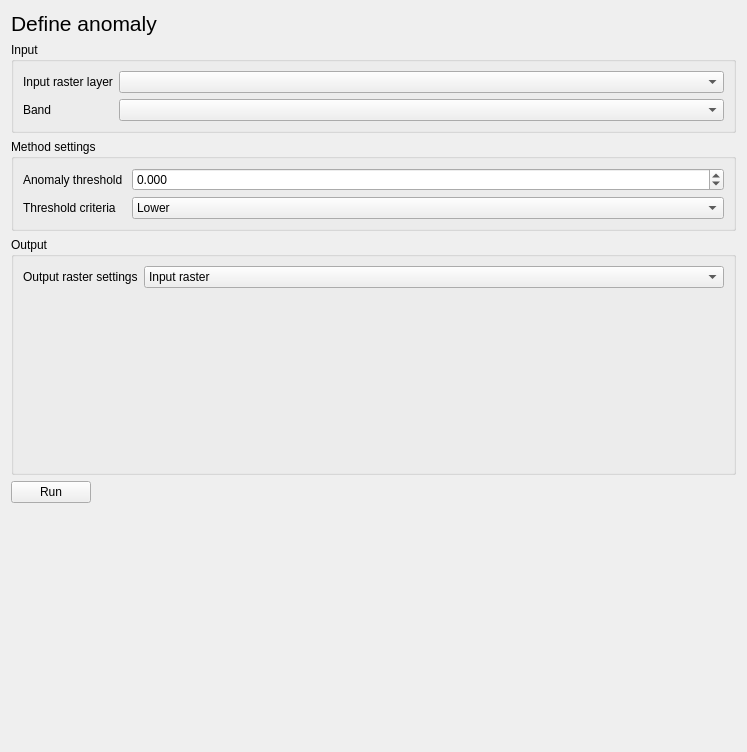
Before: the Qt Designer form eis_qgis_plugin/resources/ui/mineral_proxies/proxy_workflow3_define_anomaly.ui in GispoCoding/eis_qgis_plugin, drawn with Qt 5.
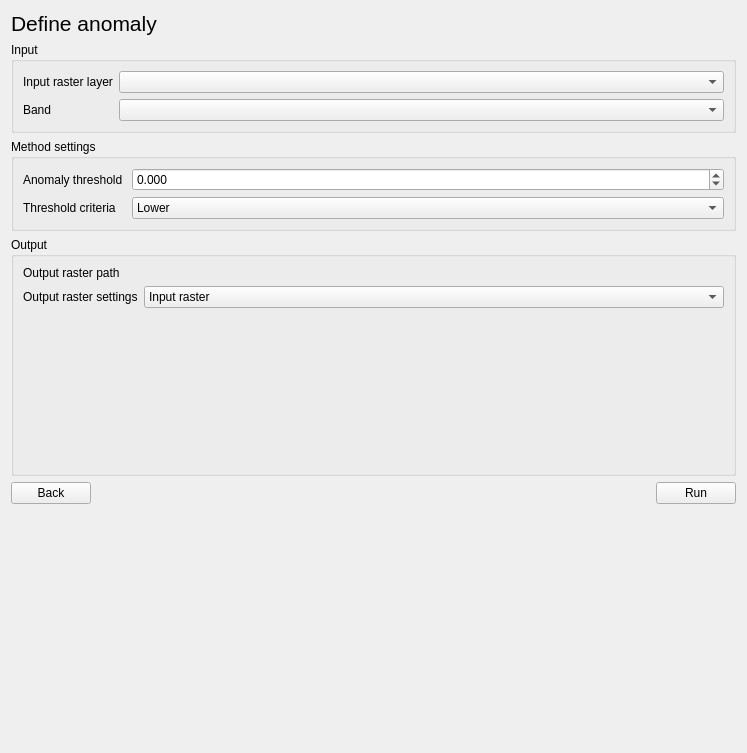
After: the same form once the commit is applied. Custom widgets are drawn as their Qt base class.

Commit message: Change keywords to category, change geochem color to green, add back button to proxy creation, link proxy view and preparation to the Wizard UI

```diff
--- a/eis_qgis_plugin/resources/ui/mineral_proxies/proxy_workflow3_define_anomaly.ui
+++ b/eis_qgis_plugin/resources/ui/mineral_proxies/proxy_workflow3_define_anomaly.ui
@@ -7,7 +7,7 @@
     <x>0</x>
     <y>0</y>
     <width>747</width>
-    <height>752</height>
+    <height>753</height>
    </rect>
   </property>
   <property name="windowTitle">
@@ -123,14 +123,14 @@
      <layout class="QVBoxLayout" name="verticalLayout_3">
       <item>
        <layout class="QFormLayout" name="output_raster_settings_layout">
-        <item row="0" column="0">
+        <item row="1" column="0">
          <widget class="QLabel" name="output_raster_settings_label">
           <property name="text">
            <string>Output raster settings</string>
           </property>
          </widget>
         </item>
-        <item row="0" column="1">
+        <item row="1" column="1">
          <widget class="QComboBox" name="output_raster_settings">
           <item>
            <property name="text">
@@ -149,6 +149,20 @@
           </item>
          </widget>
         </item>
+        <item row="0" column="0">
+         <widget class="QLabel" name="output_raster_path_label">
+          <property name="text">
+           <string>Output raster path</string>
+          </property>
+         </widget>
+        </item>
+        <item row="0" column="1">
+         <widget class="QgsFileWidget" name="output_raster_path">
+          <property name="storageMode">
+           <enum>QgsFileWidget::SaveFile</enum>
+          </property>
+         </widget>
+        </item>
        </layout>
       </item>
       <item>
@@ -258,9 +272,9 @@
    <item>
     <layout class="QHBoxLayout" name="run_btn_layout">
      <item>
-      <widget class="QPushButton" name="run_btn">
+      <widget class="QPushButton" name="back_btn">
        <property name="text">
-        <string>Run</string>
+        <string>Back</string>
        </property>
       </widget>
      </item>
@@ -277,6 +291,13 @@
        </property>
       </spacer>
      </item>
+     <item>
+      <widget class="QPushButton" name="run_btn">
+       <property name="text">
+        <string>Run</string>
+       </property>
+      </widget>
+     </item>
     </layout>
    </item>
    <item>
@@ -287,7 +308,7 @@
      <property name="sizeHint" stdset="0">
       <size>
        <width>20</width>
-       <height>143</height>
+       <height>113</height>
       </size>
      </property>
     </spacer>
@@ -312,6 +333,11 @@
    <header>qgsextentgroupbox.h</header>
    <container>1</container>
   </customwidget>
+  <customwidget>
+   <class>QgsFileWidget</class>
+   <extends>QWidget</extends>
+   <header>qgsfilewidget.h</header>
+  </customwidget>
   <customwidget>
    <class>QgsMapLayerComboBox</class>
    <extends>QComboBox</extends>
```
Left out of the diff: 2 changed lines with no effect on the pictures. The commit also changes 6 other files.
